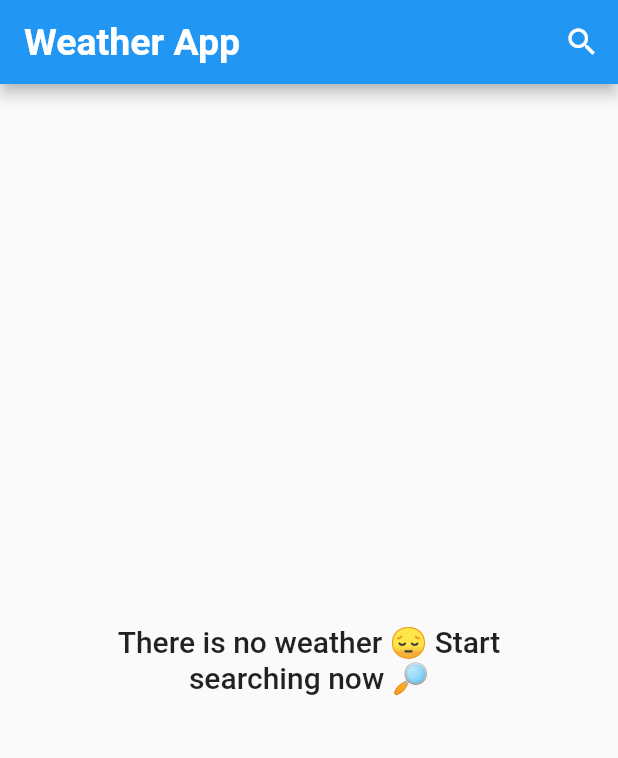
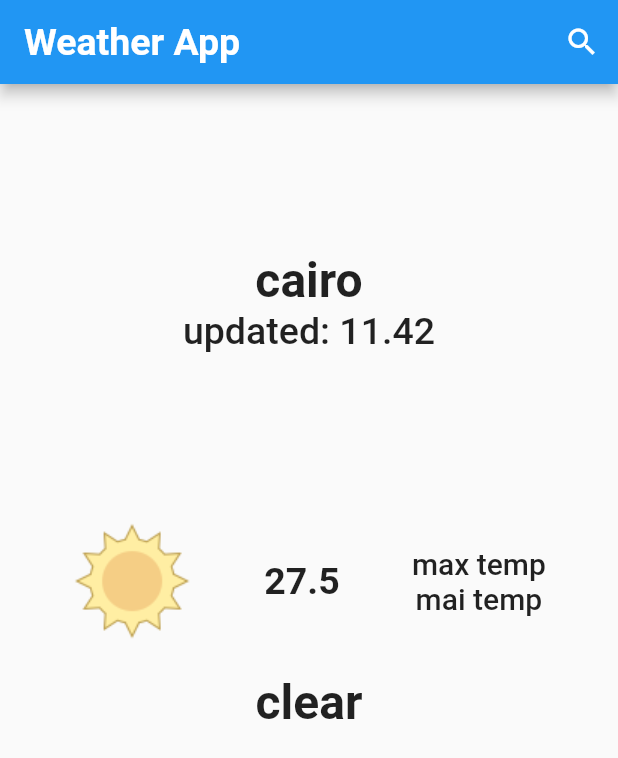
Before and after one commit to HazemEl-masry/weather_app, a Flutter app: the screen it shows after launch, on a phone screen of 412 x 824 dp. Shown: the top 758 px of the screen. Run offline on Flutter 3.47's test engine with Material 2 defaults, Android fonts, the phone set to English and light mode, and no system bars.

Commit message:
build weather view

```diff
--- a/lib/main.dart
+++ b/lib/main.dart
@@ -11,7 +11,7 @@ class MyApp extends StatelessWidget {
   // This widget is the root of your application.
   @override
   Widget build(BuildContext context) {
-    return const MaterialApp(
+    return MaterialApp(
       debugShowCheckedModeBanner: false,
       home: HomeScreen(),
     );
--- a/lib/pages/home_screen.dart
+++ b/lib/pages/home_screen.dart
@@ -1,8 +1,12 @@
 import 'package:flutter/material.dart';
 import 'package:weather_app/pages/search_screen.dart';
 
+import '../models/weather_model.dart';
+
 class HomeScreen extends StatelessWidget {
-  const HomeScreen({Key? key}) : super(key: key);
+   HomeScreen({Key? key}) : super(key: key);
+
+   WeatherModel? weather;
 
   @override
   Widget build(BuildContext context) {
@@ -25,7 +29,7 @@ class HomeScreen extends StatelessWidget {
           )
         ],
       ),
-      body: const Column(
+      body: weather != null ? const Column(
         mainAxisAlignment: MainAxisAlignment.center,
         children: [
           Center(
@@ -47,6 +51,68 @@ class HomeScreen extends StatelessWidget {
             ),
           ),
         ],
+      ) : Container(
+        child: Column(
+          mainAxisAlignment: MainAxisAlignment.center,
+          children: [
+            const Spacer(),
+            const Text(
+                "cairo",
+              style: TextStyle(
+                fontSize: 32.0,
+                fontWeight: FontWeight.bold
+              ),
+            ),
+            const Text(
+                "updated: 11.42",
+              style: TextStyle(
+                fontSize: 25.0,
+                fontWeight: FontWeight.w500
+              ),
+            ),
+            const Spacer(),
+            Row(
+              mainAxisAlignment: MainAxisAlignment.spaceEvenly,
+              children: [
+                Image.asset("assets/images/clear.png"),
+                const Text(
+                    "27.5",
+                  style: TextStyle(
+                    fontSize: 25.0,
+                    fontWeight: FontWeight.bold
+                  ),
+                ),
+                const Column(
+                  children: [
+                    Text(
+                      "max temp",
+                      style: TextStyle(
+                          fontSize: 20.0,
+                          fontWeight: FontWeight.w500
+                      ),
+                    ),
+                    Text(
+                      "mai temp",
+                      style: TextStyle(
+                          fontSize: 20.0,
+                          fontWeight: FontWeight.w500
+                      ),
+                    ),
+                  ],
+                )
+              ],
+            ),
+            const SizedBox(height: 22.0),
+            const Text(
+                "clear",
+                style: TextStyle(
+                    fontSize: 32.0,
+                    fontWeight: FontWeight.bold
+                )
+            ),
+            const Spacer(flex: 3,)
+          ],
+        ),
       ),
     );
   }
```
